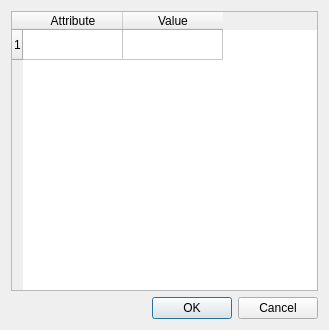
The window that src/ui/qgsattributedialogbase.ui (qgis/QGIS) describes before a commit, drawn with Qt 5.
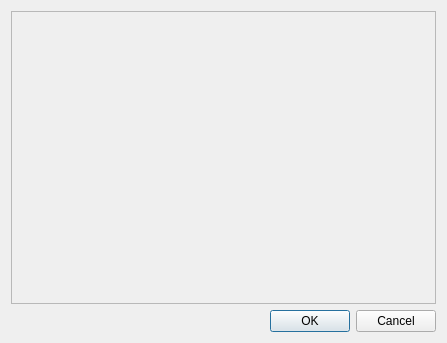
The same window after the commit.

Commit message: Gui cleanups for attribute capture when digitising. Create a dynamically generated dialog rather than using a table widget.

Patch:
```diff
--- a/src/ui/qgsattributedialogbase.ui
+++ b/src/ui/qgsattributedialogbase.ui
@@ -5,8 +5,8 @@
    <rect>
     <x>0</x>
     <y>0</y>
-    <width>329</width>
-    <height>330</height>
+    <width>447</width>
+    <height>343</height>
    </rect>
   </property>
   <property name="windowTitle" >
@@ -14,28 +14,16 @@
   </property>
   <layout class="QGridLayout" >
    <item row="0" column="0" >
-    <widget class="QTableWidget" name="mTable" >
-     <property name="columnCount" >
-      <number>2</number>
+    <widget class="QFrame" name="mFrame" >
+     <property name="frameShape" >
+      <enum>QFrame::StyledPanel</enum>
      </property>
-     <row>
-      <property name="text" >
-       <string>1</string>
-      </property>
-     </row>
-     <column>
-      <property name="text" >
-       <string>Attribute</string>
-      </property>
-     </column>
-     <column>
-      <property name="text" >
-       <string>Value</string>
-      </property>
-     </column>
+     <property name="frameShadow" >
+      <enum>QFrame::Raised</enum>
+     </property>
     </widget>
    </item>
-   <item row="1" column="0" >
+   <item row="2" column="0" >
     <widget class="QDialogButtonBox" name="buttonBox" >
      <property name="standardButtons" >
       <set>QDialogButtonBox::Cancel|QDialogButtonBox::NoButton|QDialogButtonBox::Ok</set>
```
Left out of the diff: 5 changed lines with no effect on the pictures. The commit also changes 3 other files.
